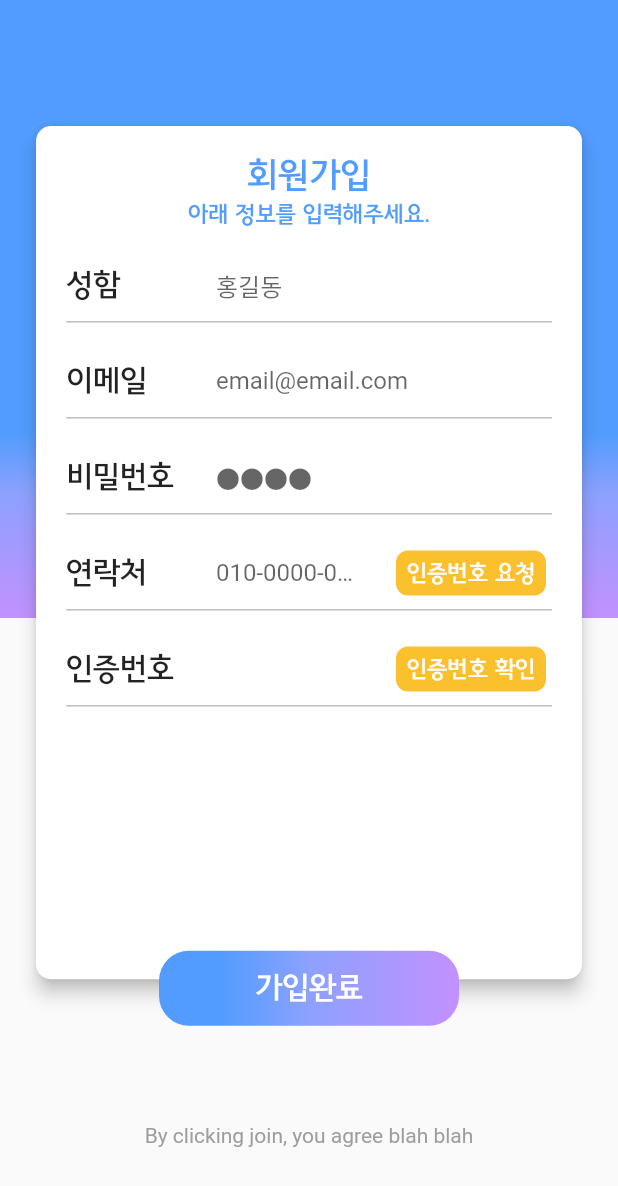
After one commit to homenet12/Acquaintance, a Flutter app: the screen it shows after launch, after a tap on "your don't have ID?", on a phone screen of 412 x 824 dp. The commit adds this screen. Shown: the top 1186 px of the screen. Run offline on Flutter 3.47's test engine with Material 2 defaults, Android fonts, the phone set to English and light mode, and no system bars; our stand-ins replace firebase_auth, firebase_core, intro_slider; accounts and stored records are empty.

Commit message:
회원가입 페이지 및 help 페이지 약간

```diff
--- a/lib/pages/loginpage.dart
+++ b/lib/pages/loginpage.dart
@@ -1,3 +1,5 @@
+import 'package:acquaintance/pages/helppage.dart';
+import 'package:acquaintance/pages/signuppage.dart';
 import 'package:acquaintance/widgets/user/loginform.dart';
 import 'package:flutter/material.dart';
 
@@ -9,6 +11,9 @@ class LoginPage extends StatefulWidget {
 class LoginPageState extends State<LoginPage> {
   @override
   Widget build(BuildContext context) {
+    final avdHeight = MediaQuery.of(context).size.height;
+    final avdWidth = MediaQuery.of(context).size.width;
+
     return Scaffold(
       body: Container(
         child: Stack(
@@ -16,7 +21,11 @@ class LoginPageState extends State<LoginPage> {
           alignment: Alignment.center,
           children: <Widget>[
             Container(
-              height: MediaQuery.of(context).size.height / 2,
+              height: avdHeight,
+              child: Column(
+                children: [
+                  Container(
+                    height: avdHeight / 2,
                     decoration: BoxDecoration(
                       gradient: LinearGradient(
                         colors: [
@@ -30,16 +39,21 @@ class LoginPageState extends State<LoginPage> {
                       ),
                     ),
                   ),
+                ],
+              ),
+            ),
             Positioned(
               width: 300,
               height: 300,
+              top: avdHeight / 20,
               child: Container(
                 child: Image.asset("images/bbam.PNG"),
               ),
             ),
             Positioned(
-              width: MediaQuery.of(context).size.width,
-              height: MediaQuery.of(context).size.height / 3,
+              width: avdWidth,
+              height: avdHeight / 3,
+              top: avdHeight / 2.5,
               child: Container(
                 margin: EdgeInsets.fromLTRB(20, 0, 20, 0),
                 child: Card(
@@ -50,12 +64,11 @@ class LoginPageState extends State<LoginPage> {
                   ),
                 ),
               ),
-              bottom: (MediaQuery.of(context).size.height / 4) * -1,
             ),
             Positioned(
               width: 200.0,
               height: 50.0,
-              bottom: (MediaQuery.of(context).size.height / 3.6) * -1,
+              top: avdHeight / 1.43,
               child: Container(
                 decoration: BoxDecoration(
                   gradient: LinearGradient(
@@ -74,7 +87,15 @@ class LoginPageState extends State<LoginPage> {
                   color: Colors.transparent,
                   child: InkWell(
                     splashColor: Colors.white,
-                    onTap: () {},
+                    onTap: () {
+                      print("Login!!");
+                      Navigator.push(
+                        context,
+                        MaterialPageRoute(
+                          builder: (context) => HelpPage(),
+                        ),
+                      );
+                    },
                     child: Center(
                       child: Text(
                         "로그인",
@@ -92,12 +113,23 @@ class LoginPageState extends State<LoginPage> {
             Positioned(
               width: 200,
               height: 200,
-              bottom: (MediaQuery.of(context).size.height / 1.6) * -1,
+              top: avdHeight / 1.2,
               child: Column(
                 children: [
-                  Text(
+                  TextButton(
+                    onPressed: () {
+                      print("sign up!");
+                      Navigator.push(
+                        context,
+                        MaterialPageRoute(
+                          builder: (context) => SignUpPage(),
+                        ),
+                      );
+                    },
+                    child: Text(
                       "your don't have ID?",
                       style: TextStyle(color: Colors.grey),
+                    ),
                   ),
                   Text(
                     "find password",
--- /dev/null
+++ b/lib/pages/signuppage.dart
@@ -0,0 +1,100 @@
+import 'package:acquaintance/widgets/boxgradient.dart';
+import 'package:acquaintance/widgets/user/signupform.dart';
+import 'package:flutter/cupertino.dart';
+import 'package:flutter/material.dart';
+
+class SignUpPage extends StatefulWidget {
+  @override
+  State<StatefulWidget> createState() => SignUpPageState();
+}
+
+class SignUpPageState extends State<SignUpPage> {
+  final _formkey = GlobalKey<FormState>();
+  @override
+  Widget build(BuildContext context) {
+    final avdHeight = MediaQuery.of(context).size.height;
+    final avdWidth = MediaQuery.of(context).size.width;
+
+    return Scaffold(
+      body: Container(
+        child: Stack(
+          clipBehavior: Clip.none,
+          alignment: Alignment.center,
+          children: <Widget>[
+            Container(
+              child: Column(
+                children: [
+                  CustomBoxGradient(),
+                ],
+              ),
+            ),
+            Positioned(
+              width: avdWidth,
+              height: avdHeight * 0.7,
+              top: 80,
+              child: Container(
+                margin: EdgeInsets.fromLTRB(20, 0, 20, 0),
+                child: Card(
+                  elevation: 5,
+                  child: SignUpForm(_formkey),
+                  shape: RoundedRectangleBorder(
+                    borderRadius: BorderRadius.circular(10),
+                  ),
+                ),
+              ),
+            ),
+            Positioned(
+              width: 200.0,
+              height: 50.0,
+              top: avdHeight / 1.3,
+              child: Container(
+                decoration: BoxDecoration(
+                  gradient: LinearGradient(
+                    colors: [
+                      Color(0xff519CFE),
+                      Color(0xff8DA1FE),
+                      Color(0xffC291FE)
+                    ],
+                    begin: Alignment.centerLeft,
+                    end: Alignment.centerRight,
+                    stops: [0.2, 0.5, 1.0],
+                  ),
+                  borderRadius: BorderRadius.circular(20),
+                ),
+                child: Material(
+                  color: Colors.transparent,
+                  child: InkWell(
+                    splashColor: Colors.white,
+                    onTap: () {
+                      if (_formkey.currentState.validate()) {
+                        print("fffff");
+                      }
+                      print("Login!!");
+                    },
+                    child: Center(
+                      child: Text(
+                        "가입완료",
+                        style: TextStyle(
+                          fontFamily: "Youth",
+                          fontSize: 20,
+                          color: Colors.white,
+                        ),
+                      ),
+                    ),
+                  ),
+                ),
+              ),
+            ),
+            Positioned(
+              top: avdHeight / 1.1,
+              child: Text(
+                "By clicking join, you agree blah blah",
+                style: TextStyle(color: Colors.grey),
+              ),
+            )
+          ],
+        ),
+      ),
+    );
+  }
+}
--- a/lib/widgets/user/loginform.dart
+++ b/lib/widgets/user/loginform.dart
@@ -27,6 +27,9 @@ class LoginFormState extends State<LoginForm> {
                 Container(
                   width: 200,
                   child: TextFormField(
+                    decoration: InputDecoration(
+                      hintText: "email@email.com",
+                    ),
                     controller: emailController,
                     onChanged: (email) {},
                     validator: (email) {
--- /dev/null
+++ b/lib/widgets/user/signupform.dart
@@ -0,0 +1,195 @@
+import 'package:flutter/cupertino.dart';
+import 'package:flutter/material.dart';
+
+class SignUpForm extends StatefulWidget {
+  final GlobalKey<FormState> formkey;
+
+  SignUpForm(this.formkey);
+  @override
+  State<StatefulWidget> createState() => SignUpFormState();
+}
+
+class SignUpFormState extends State<SignUpForm> {
+  final nameController = TextEditingController();
+  final emailController = TextEditingController();
+  final passController = TextEditingController();
+  final phoneController = TextEditingController();
+  final authController = TextEditingController();
+  @override
+  Widget build(BuildContext context) {
+    final double padding = 15;
+
+    return Form(
+      key: widget.formkey,
+      child: Container(
+        margin: EdgeInsets.all(20),
+        child: Column(
+          mainAxisAlignment: MainAxisAlignment.start,
+          children: <Widget>[
+            joinText(),
+            joinRow("성함", "홍길동", nameController),
+            Padding(
+              padding: EdgeInsets.fromLTRB(0, padding, 0, 0),
+            ),
+            joinRow("이메일", "email@email.com", emailController),
+            Padding(
+              padding: EdgeInsets.fromLTRB(0, padding, 0, 0),
+            ),
+            joinRow("비밀번호", "●●●●", passController),
+            Padding(
+              padding: EdgeInsets.fromLTRB(0, padding, 0, 0),
+            ),
+            joinButtonRow("연락처", "010-0000-0000", phoneController),
+            Padding(
+              padding: EdgeInsets.fromLTRB(0, padding, 0, 0),
+            ),
+            joinButtonRow("인증번호", "", authController),
+            Padding(
+              padding: EdgeInsets.fromLTRB(0, padding, 0, 0),
+            ),
+          ],
+        ),
+      ),
+    );
+  }
+
+  joinText() {
+    return Container(
+      child: Column(
+        children: <Widget>[
+          Text(
+            "회원가입",
+            style: TextStyle(
+                color: Color(0xff519CFE), fontFamily: "Youth", fontSize: 23),
+          ),
+          Padding(
+            padding: EdgeInsets.fromLTRB(0, 5, 0, 0),
+          ),
+          Text(
+            "아래 정보를 입력해주세요.",
+            style: TextStyle(
+                color: Color(0xff519CFE), fontFamily: "Youth", fontSize: 15),
+          ),
+          Padding(
+            padding: EdgeInsets.fromLTRB(0, 15, 0, 0),
+          ),
+        ],
+      ),
+    );
+  }
+
+  joinRow(String title, String hintText,
+      TextEditingController textEditingController) {
+    bool isPassword = false;
+    if (title == "패스워드") {
+      isPassword = true;
+    }
+
+    return Container(
+      decoration: BoxDecoration(
+        border: Border(
+          bottom: BorderSide(width: 1.0, color: Colors.grey[400]),
+        ),
+      ),
+      child: Row(
+        mainAxisAlignment: MainAxisAlignment.start,
+        children: <Widget>[
+          Container(
+            width: 100,
+            child: Text(
+              title,
+              style: TextStyle(fontFamily: "Youth", fontSize: 20),
+            ),
+          ),
+          Container(
+            width: 200,
+            child: TextFormField(
+              decoration: InputDecoration(
+                hintText: hintText,
+                border: InputBorder.none,
+              ),
+              controller: textEditingController,
+              onChanged: (value) {},
+              validator: (value) {
+                if (value.isEmpty) {
+                  return title + "을 입력해주세요.";
+                }
+                return null;
+              },
+              obscureText: isPassword,
+            ),
+          ),
+        ],
+      ),
+    );
+  }
+
+  joinButtonRow(String title, String hintText,
+      TextEditingController textEditingController) {
+    String buttonName = "요청";
+    if (title == "인증번호") buttonName = "확인";
+    return Container(
+      decoration: BoxDecoration(
+        border: Border(
+          bottom: BorderSide(width: 1.0, color: Colors.grey[400]),
+        ),
+      ),
+      child: Row(
+        mainAxisAlignment: MainAxisAlignment.start,
+        children: <Widget>[
+          Container(
+            width: 100,
+            child: Text(
+              title,
+              style: TextStyle(fontFamily: "Youth", fontSize: 20),
+            ),
+          ),
+          Container(
+            width: 100,
+            child: TextFormField(
+              decoration: InputDecoration(
+                hintText: hintText,
+                border: InputBorder.none,
+              ),
+              controller: textEditingController,
+              onChanged: (value) {},
+              validator: (value) {
+                return null;
+              },
+            ),
+          ),
+          Padding(
+            padding: EdgeInsets.fromLTRB(20, 0, 0, 0),
+          ),
+          Container(
+            width: 100,
+            height: 30,
+            decoration: BoxDecoration(
+              color: Colors.yellow[700],
+              borderRadius: BorderRadius.circular(8),
+            ),
+            child: Material(
+              color: Colors.transparent,
+              child: InkWell(
+                splashColor: Colors.white,
+                onTap: () {
+                  print("인증번호 요청!");
+                },
+                child: Center(
+                  child: Text(
+                    "인증번호 " + buttonName,
+                    style: TextStyle(
+                      fontFamily: "Youth",
+                      fontSize: 15,
+                      color: Colors.white,
+                    ),
+                  ),
+                ),
+              ),
+            ),
+          ),
+        ],
+      ),
+    );
+  }
+}
--- a/pubspec.yaml
+++ b/pubspec.yaml
@@ -30,6 +30,7 @@ dependencies:
   # Use with the CupertinoIcons class for iOS style icons.
   cupertino_icons: ^1.0.2
   firebase_auth: ^0.20.1
+  intro_slider: ^3.0.2
 
 dev_dependencies:
   flutter_test:
```
Also changed, not shown: lib/pages/helppage.dart (added, +159 -0 lines), lib/widgets/boxgradient.dart (renamed from lib/widgets/user/boxgradient.dart), pubspec.lock. Lines whose indentation alone changed are shown as unchanged.
